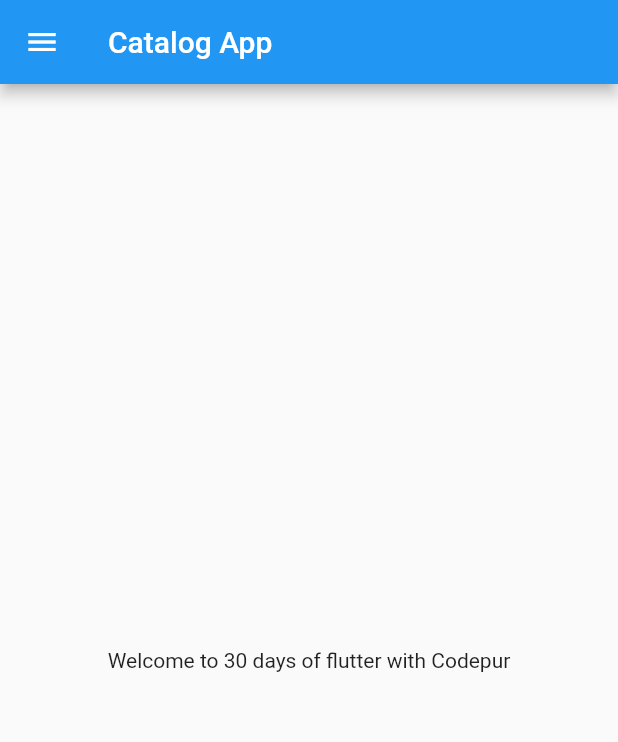
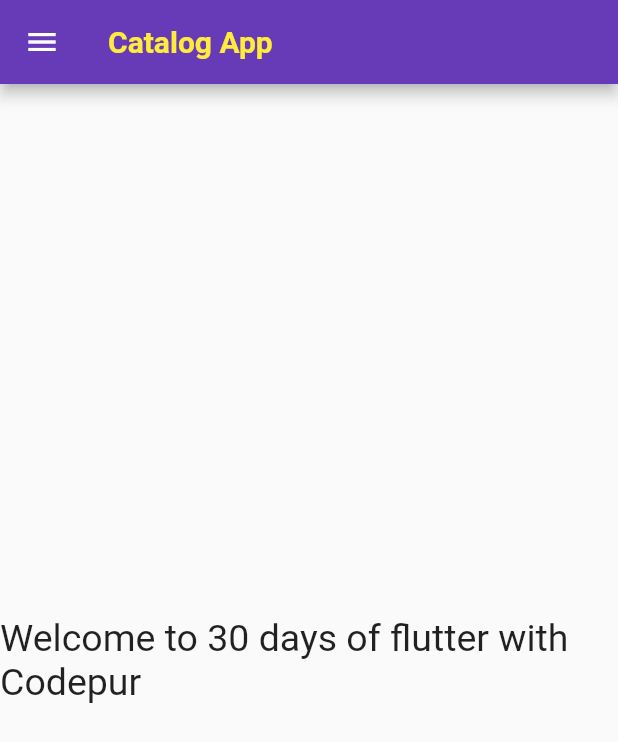
Before and after one commit to urmil404/Catalog-App, a Flutter app: the screen it shows after launch, on a phone screen of 412 x 824 dp. Shown: the top 742 px of the screen. Run offline on Flutter 3.47's test engine with Material 2 defaults, Android fonts, the phone set to English and light mode, and no system bars; statements that could not run were skipped.

Commit message:
day3 done

```diff
--- a/lib/home.dart
+++ /dev/null
@@ -1,21 +0,0 @@
-import 'package:flutter/material.dart';
-
-class homePage extends StatelessWidget {
-  @override
-  Widget build(BuildContext context) {
-    final int days = 30;
-    final String name = "Codepur";
-
-    return Scaffold(
-        appBar:AppBar(
-          title: Text("Catalog App"),
-        ),
-      body: Center(
-        child: Container(
-           child: Text("Welcome to $days days of flutter with $name"),
-        ),
-      ),
-      drawer: Drawer(),
-    );
-  }
-}
--- a/lib/main.dart
+++ b/lib/main.dart
@@ -1,5 +1,7 @@
 import 'package:flutter/material.dart';
-import 'home.dart';
+import 'package:flutter_catalog/pages/login_page.dart';
+import 'pages/home.dart';
+
 void main() {
   runApp(myApp());
 }
@@ -9,8 +11,27 @@ class myApp extends StatelessWidget {
 
   @override
   Widget build(BuildContext context) {
+    bringVegetables(thaila:true,rupees: 50);
     return MaterialApp(
-      home: homePage(),
+      // home: homePage(),
+      themeMode:ThemeMode.light,
+      theme:ThemeData(
+        primarySwatch: Colors.deepPurple
+      ),
+      darkTheme: ThemeData(
+        primarySwatch: Colors.lightBlue
+      ),
+      initialRoute: "/",
+      routes:{
+        "/":(context)=>homePage(),
+        "/home":(context)=>homePage(),
+        "/login":(context)=>LoginPage()
+
+      } ,
     );
   }
+
+  bringVegetables({@required thaila=false,int rupees = 100}) {
+
+  }
 }
--- /dev/null
+++ b/lib/pages/home.dart
@@ -0,0 +1,30 @@
+import 'package:flutter/material.dart';
+
+class homePage extends StatelessWidget {
+  @override
+  Widget build(BuildContext context) {
+    final int days = 30;
+    final String name = "Codepur";
+
+    return Scaffold(
+      appBar: AppBar(
+        title: Text(
+          "Catalog App",
+          style: TextStyle(
+            color: Colors.yellow,
+            fontWeight: FontWeight.bold,
+          ),
+        ),
+      ),
+      body: Center(
+        child: Container(
+          child: Text(
+            "Welcome to $days days of flutter with $name",
+            style: TextStyle(fontSize: 25),
+          ),
+        ),
+      ),
+      drawer: Drawer(),
+    );
+  }
+}
```
Also changed, not shown: lib/pages/login_page.dart (added, +19 -0 lines).
